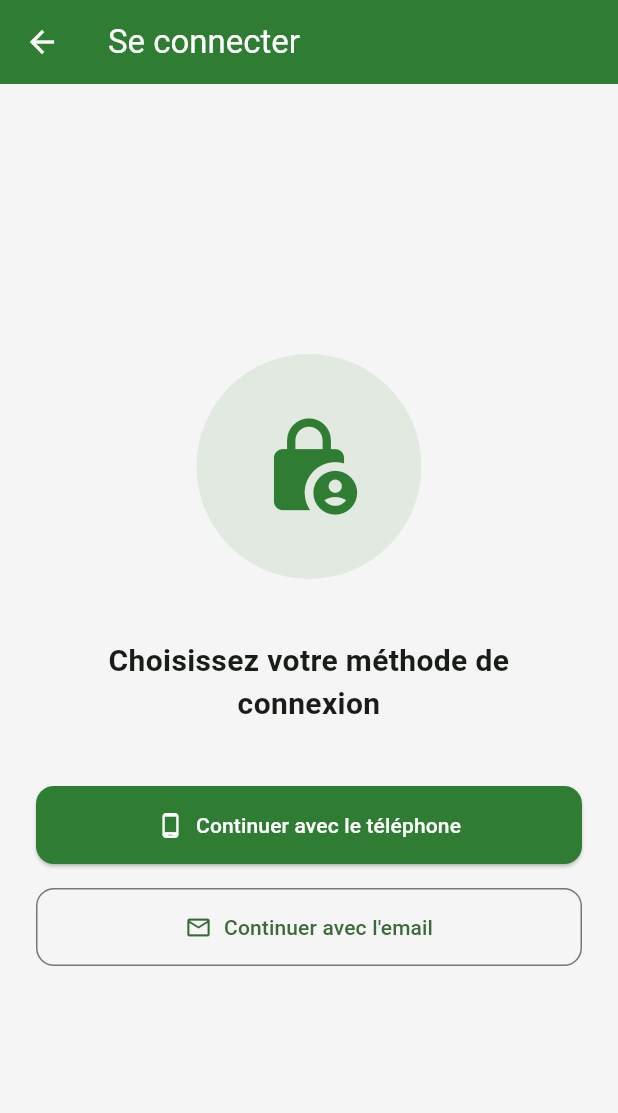
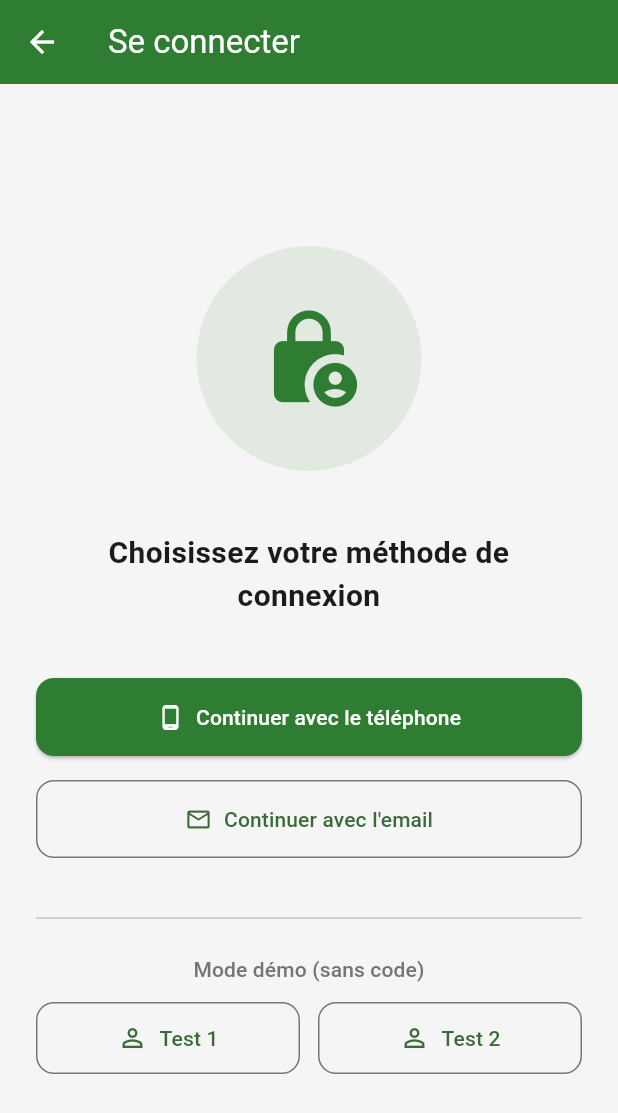
Before and after one commit to ThiernoMbacke/Fu_Prix_Yi_Tollou_Flutter, a Flutter app: the AuthMethodScreen screen opened by its route, on a phone screen of 412 x 824 dp. Shown: the top 1113 px of the screen. Run offline on Flutter 3.47's test engine with Material 3 defaults, Android fonts, the phone set to English and light mode, and no system bars; our stand-ins replace dio, flutter_secure_storage, flutter_svg, supabase_flutter; accounts and stored records are empty.

Commit message:
Mise a jour 3 du projet

```diff
--- a/lib/config/api_config.dart
+++ b/lib/config/api_config.dart
@@ -11,6 +11,7 @@ class ApiConfig {
   static const String verifyOtpPath = '/api/auth/verify-otp';
   static const String refreshTokenPath = '/api/auth/refresh-token';
   static const String logoutPath = '/api/auth/logout';
+  static const String demoLoginPath = '/api/auth/demo';
   static const String mePath = '/api/users/me';
   static const String prixPath = '/api/prix';
 }
--- a/lib/screens/auth/auth_method_screen.dart
+++ b/lib/screens/auth/auth_method_screen.dart
@@ -1,9 +1,40 @@
 // lib/screens/auth/auth_method_screen.dart
 import 'package:flutter/material.dart';
+import 'package:provider/provider.dart';
 import 'package:fu_prix_yi_tollou_tay/config/app_theme.dart';
+import '../../providers/auth_provider.dart';
+import '../home/home_screen.dart';
 
-class AuthMethodScreen extends StatelessWidget {
+class AuthMethodScreen extends StatefulWidget {
   const AuthMethodScreen({super.key});
+
+  @override
+  State<AuthMethodScreen> createState() => _AuthMethodScreenState();
+}
+
+class _AuthMethodScreenState extends State<AuthMethodScreen> {
+  bool _demoLoading = false;
+
+  Future<void> _connectDemo(String demoUser) async {
+    setState(() => _demoLoading = true);
+    final auth = context.read<AuthProvider>();
+    final ok = await auth.signInWithDemo(demoUser);
+    if (!mounted) return;
+    setState(() => _demoLoading = false);
+    if (ok) {
+      Navigator.of(context).pushAndRemoveUntil(
+        MaterialPageRoute(builder: (_) => const HomeScreen()),
+        (route) => false,
+      );
+    } else {
+      ScaffoldMessenger.of(context).showSnackBar(
+        SnackBar(
+          content: Text(auth.error ?? 'Erreur connexion démo'),
+          backgroundColor: Colors.red,
+        ),
+      );
+    }
+  }
 
   @override
   Widget build(BuildContext context) {
@@ -35,7 +66,6 @@ class AuthMethodScreen extends StatelessWidget {
                 ),
               ),
 
-              // Titre
               const Text(
                 'Choisissez votre méthode de connexion',
                 style: TextStyle(
@@ -47,7 +77,6 @@ class AuthMethodScreen extends StatelessWidget {
 
               const SizedBox(height: 40),
 
-              // Bouton Téléphone
               ElevatedButton.icon(
                 onPressed: () => Navigator.pushNamed(context, '/phone-auth'),
                 icon: const Icon(Icons.phone_android),
@@ -62,7 +91,6 @@ class AuthMethodScreen extends StatelessWidget {
 
               const SizedBox(height: 16),
 
-              // Bouton Email
               OutlinedButton.icon(
                 onPressed: () => Navigator.pushNamed(context, '/email-auth'),
                 icon: const Icon(Icons.email_outlined),
@@ -75,6 +103,64 @@ class AuthMethodScreen extends StatelessWidget {
                 ),
               ),
 
+              const SizedBox(height: 32),
+              const Divider(),
+              const SizedBox(height: 16),
+              Text(
+                'Mode démo (sans code)',
+                style: Theme.of(context).textTheme.titleSmall?.copyWith(
+                  color: AppTheme.textSecondary,
+                ),
+                textAlign: TextAlign.center,
+              ),
+              const SizedBox(height: 12),
+              Row(
+                children: [
+                  Expanded(
+                    child: OutlinedButton.icon(
+                      onPressed: _demoLoading
+                          ? null
+                          : () => _connectDemo('test1'),
+                      icon: const Icon(Icons.person_outline, size: 20),
+                      label: const Text('Test 1'),
+                      style: OutlinedButton.styleFrom(
+                        padding: const EdgeInsets.symmetric(vertical: 14),
+                        shape: RoundedRectangleBorder(
+                          borderRadius: BorderRadius.circular(12),
+                        ),
+                      ),
+                    ),
+                  ),
+                  const SizedBox(width: 12),
+                  Expanded(
+                    child: OutlinedButton.icon(
+                      onPressed: _demoLoading
+                          ? null
+                          : () => _connectDemo('test2'),
+                      icon: const Icon(Icons.person_outline, size: 20),
+                      label: const Text('Test 2'),
+                      style: OutlinedButton.styleFrom(
+                        padding: const EdgeInsets.symmetric(vertical: 14),
+                        shape: RoundedRectangleBorder(
+                          borderRadius: BorderRadius.circular(12),
+                        ),
+                      ),
+                    ),
+                  ),
+                ],
+              ),
+              if (_demoLoading)
+                const Padding(
+                  padding: EdgeInsets.only(top: 12),
+                  child: Center(
+                    child: SizedBox(
+                      width: 24,
+                      height: 24,
+                      child: CircularProgressIndicator(strokeWidth: 2),
+                    ),
+                  ),
+                ),
+
               const Spacer(),
             ],
           ),
```
Also changed, not shown: lib/providers/auth_provider.dart (+20 -0 lines), lib/services/api_service.dart (+11 -0 lines), lib/services/auth_service.dart (+9 -0 lines), 5 other files.
